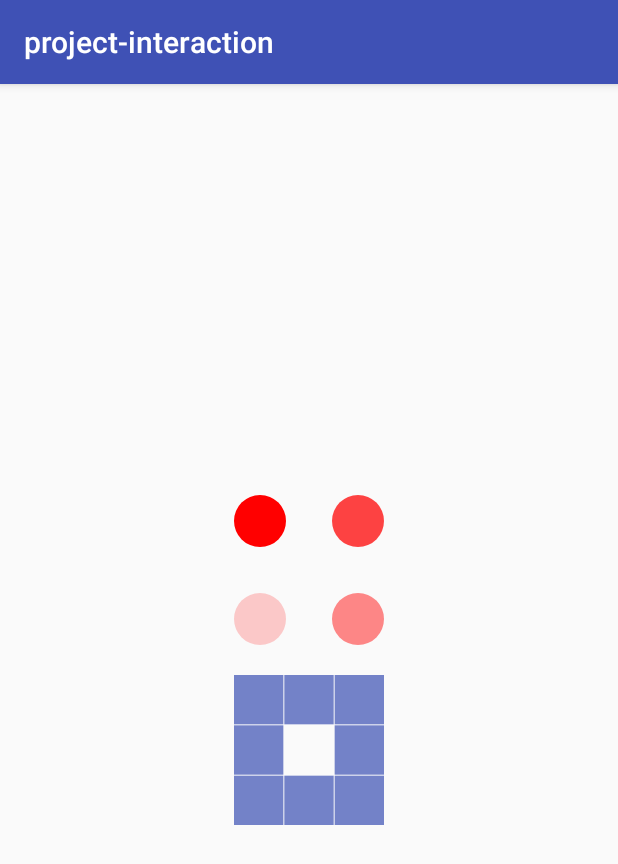
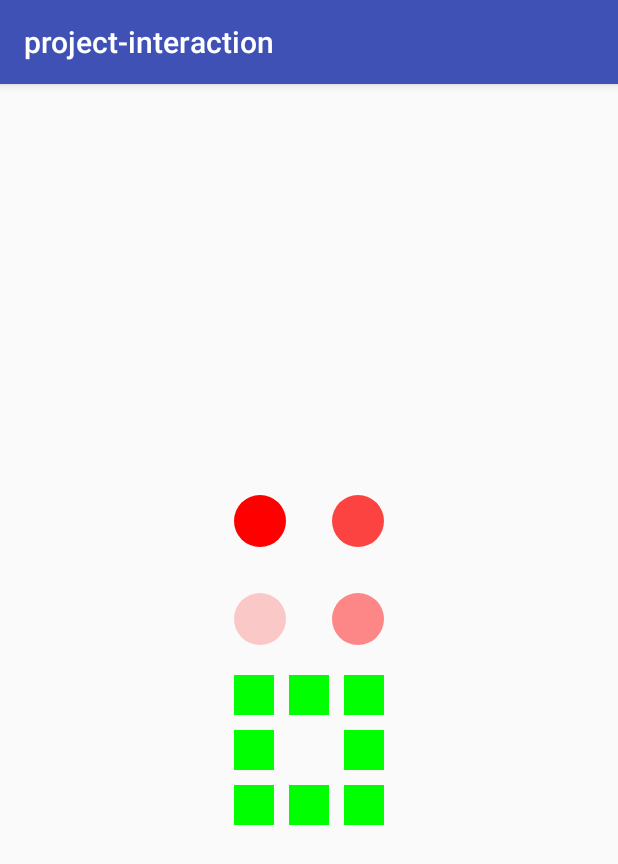
Before and after one commit to bigstark/project-interaction, an Android app: the screen it shows after launch (SampleActivity), on a phone screen of 412 x 824 dp. Shown: the top 864 px of the screen. Run offline under Robolectric (Android 15) with nearby library versions, the phone set to English and light mode, and no system bars.

Commit message:
hotfix attributes names

```diff
--- a/library/src/main/java/com/bigstark/interaction/CircleLoadingView.java
+++ b/library/src/main/java/com/bigstark/interaction/CircleLoadingView.java
@@ -55,8 +55,8 @@
         }
 
         TypedArray ta = context.obtainStyledAttributes(attrs, R.styleable.CircleLoadingView);
-        color = ta.getColor(R.styleable.CircleLoadingView_color, COLOR_DEFAULT);
-        radius = ta.getDimensionPixelSize(R.styleable.CircleLoadingView_radius, RADIUS_DEFAULT);
+        color = ta.getColor(R.styleable.CircleLoadingView_circleColor, COLOR_DEFAULT);
+        radius = ta.getDimensionPixelSize(R.styleable.CircleLoadingView_circleRadius, RADIUS_DEFAULT);
         ta.recycle();
     }
 
--- a/library/src/main/java/com/bigstark/interaction/RandomTileLoadingView.java
+++ b/library/src/main/java/com/bigstark/interaction/RandomTileLoadingView.java
@@ -9,6 +9,7 @@
 import android.graphics.Paint;
 import android.support.annotation.Nullable;
 import android.util.AttributeSet;
+import android.util.Log;
 import android.util.TypedValue;
 import android.view.View;
 import android.view.animation.AccelerateDecelerateInterpolator;
@@ -26,15 +27,15 @@
     public static final int COLOR_DEFAULT = Color.parseColor("#7382C8");
 
     private boolean isRunning = false;
-
-    private float tileMargin;
-
-
     private ValueAnimator animator;
     private float frame = 0;
 
+
     private Paint paint = new Paint();
-    private int color = COLOR_DEFAULT;
+
+
+    private int tileColor = COLOR_DEFAULT;
+    private int tileMargin;
 
 
     private int[] from = {1, 0};
@@ -56,20 +57,22 @@
 
     public RandomTileLoadingView(Context context, @Nullable AttributeSet attrs, int defStyleAttr) {
         super(context, attrs, defStyleAttr);
+
+        initAttrs(attrs);
         initValueAnimator();
         initPaint();
+    }
 
+    private void initAttrs(AttributeSet attrs) {
         if (attrs == null) {
             return;
         }
 
-        TypedArray ta = context.obtainStyledAttributes(attrs, R.styleable.CircleLoadingView);
+        TypedArray ta = getContext().obtainStyledAttributes(attrs, R.styleable.RandomTileLoadingView);
         int marginDefault = (int) TypedValue.applyDimension(TypedValue.COMPLEX_UNIT_DIP, 1, getResources().getDisplayMetrics());
         tileMargin = ta.getDimensionPixelSize(R.styleable.RandomTileLoadingView_tileMargin, marginDefault);
-        color = ta.getColor(R.styleable.RandomTileLoadingView_tileColor, COLOR_DEFAULT);
+        tileColor = ta.getColor(R.styleable.RandomTileLoadingView_tileColor, COLOR_DEFAULT);
         ta.recycle();
-
-        initPaint();
     }
 
     private void initValueAnimator() {
@@ -135,7 +138,7 @@
 
         paint.setAntiAlias(true);
         paint.setStyle(Paint.Style.FILL);
-        paint.setColor(color);
+        paint.setColor(tileColor);
     }
 
     @Override
@@ -174,12 +177,12 @@
     }
 
     /**
-     * set tile color
+     * set tile tileColor
      *
-     * @param color : color of tile
+     * @param tileColor : tileColor of tile
      */
-    public void setColor(int color) {
-        this.color = color;
+    public void setTileColor(int tileColor) {
+        this.tileColor = tileColor;
         postInvalidate();
     }
 
--- a/library/src/main/res/values/attrs.xml
+++ b/library/src/main/res/values/attrs.xml
@@ -1,8 +1,8 @@
 <?xml version="1.0" encoding="utf-8"?>
 <resources>
     <declare-styleable name="CircleLoadingView">
-        <attr name="color" format="color"/>
-        <attr name="radius" format="dimension"/>
+        <attr name="circleColor" format="color"/>
+        <attr name="circleRadius" format="dimension"/>
     </declare-styleable>
 
     <declare-styleable name="RandomTileLoadingView">
--- a/sample/src/main/res/layout/activity_sample.xml
+++ b/sample/src/main/res/layout/activity_sample.xml
@@ -11,8 +11,8 @@
         android:id="@+id/circle_loading_view"
         android:layout_width="100dp"
         android:layout_height="100dp"
-        app:color="#FF0000"
-        app:radius="17dp"
+        app:circleColor="#FF0000"
+        app:circleRadius="17dp"
         />
 
 
```
